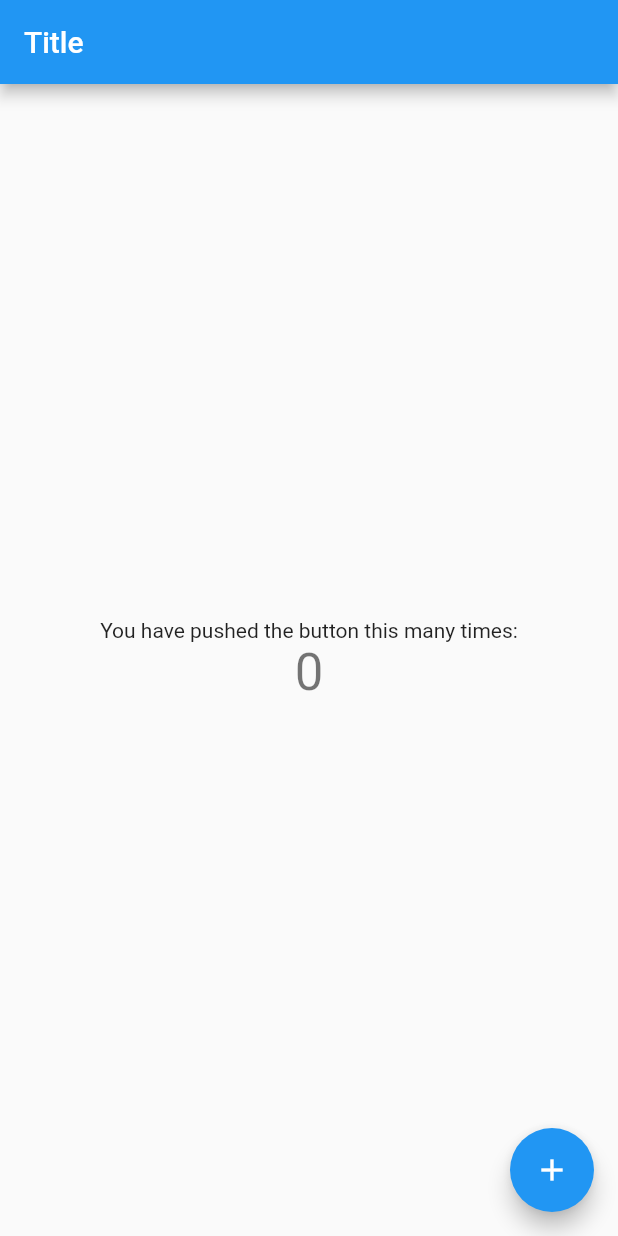
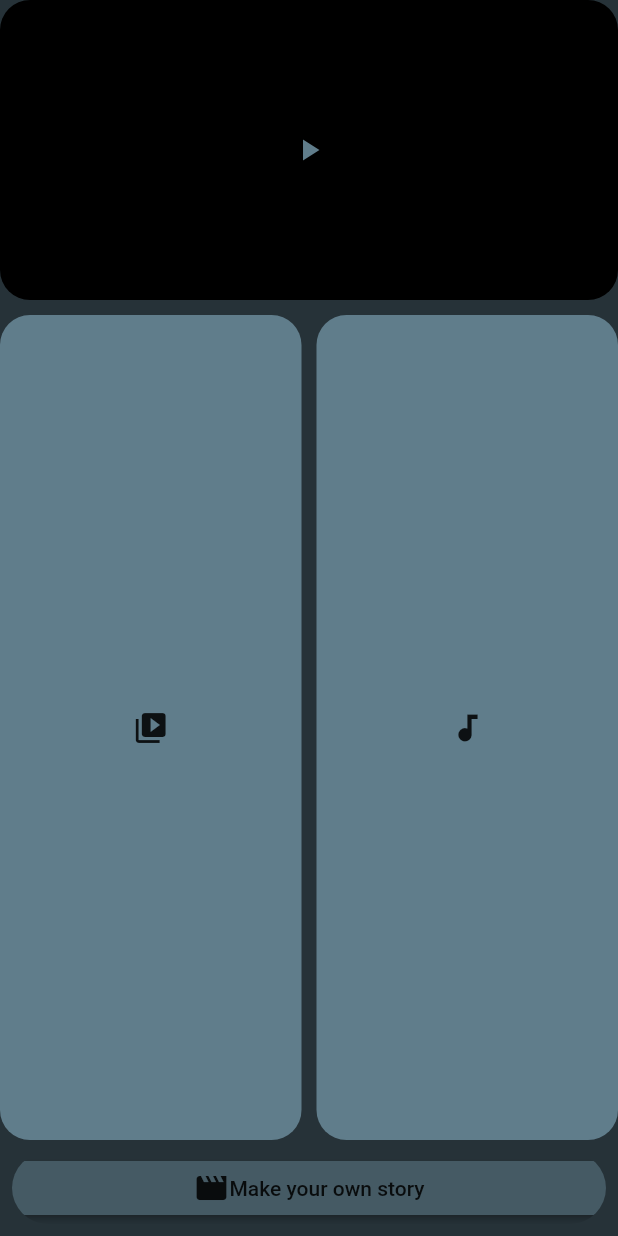
Before and after one commit to Nexer8/story_maker, a Flutter app: the screen it shows after launch, on a phone screen of 412 x 824 dp. Run offline on Flutter 3.47's test engine with Material 2 defaults, Android fonts, the phone set to English and light mode, and no system bars; our stand-ins replace file_picker; missing offline and left inert: export_video_frame, flutter_ffmpeg.

Commit message:
Base functions (#2)
* Implementation of base video and audio processors' functions

* Added invalid parameters checking and a base for tests

* Fixed files' naming convention

```diff
--- a/lib/main.dart
+++ b/lib/main.dart
@@ -1,5 +1,6 @@
+import 'package:flutter/cupertino.dart';
 import 'package:flutter/material.dart';
-import 'package:storymaker/screens/MainScreen.dart';
+import 'package:storymaker/screens/main_screen.dart';
 
 void main() {
   runApp(StoryMaker());
--- a/lib/screens/MainScreen.dart
+++ /dev/null
@@ -1,48 +0,0 @@
-import 'package:flutter/cupertino.dart';
-import 'package:flutter/material.dart';
-import 'package:storymaker/utilities/constants/screensIds.dart';
-
-class MainScreen extends StatefulWidget {
-  static const String id = mainScreenId;
-
-  @override
-  _MainScreenState createState() => _MainScreenState();
-}
-
-class _MainScreenState extends State<MainScreen> {
-  int _counter = 0;
-
-  void _incrementCounter() {
-    setState(() {
-      _counter++;
-    });
-  }
-
-  @override
-  Widget build(BuildContext context) {
-    return Scaffold(
-      appBar: AppBar(
-        title: Text('Title'),
-      ),
-      body: Center(
-        child: Column(
-          mainAxisAlignment: MainAxisAlignment.center,
-          children: <Widget>[
-            Text(
-              'You have pushed the button this many times:',
-            ),
-            Text(
-              '$_counter',
-              style: Theme.of(context).textTheme.headline4,
-            ),
-          ],
-        ),
-      ),
-      floatingActionButton: FloatingActionButton(
-        onPressed: _incrementCounter,
-        tooltip: 'Increment',
-        child: Icon(Icons.add),
-      ), // This trailing comma makes auto-formatting nicer for build methods.
-    );
-  }
-}
--- /dev/null
+++ b/lib/screens/main_screen.dart
@@ -0,0 +1,157 @@
+import 'dart:io';
+
+import 'package:flutter/cupertino.dart';
+import 'package:flutter/material.dart';
+import 'package:flutter/widgets.dart';
+import 'package:path_provider/path_provider.dart';
+import 'package:storymaker/services/audio_processor.dart';
+import 'package:storymaker/services/general_processor.dart';
+import 'package:storymaker/services/video_processor.dart';
+import 'package:storymaker/utilities/files_picker.dart';
+import 'package:storymaker/utilities/constants/screen_ids.dart';
+
+class MainScreen extends StatefulWidget {
+  static const String id = mainScreenId;
+
+  @override
+  _MainScreenState createState() => _MainScreenState();
+}
+
+class _MainScreenState extends State<MainScreen> {
+  GeneralStoryProcessor generalStoryProcessor;
+  AudioProcessor audioProcessor;
+  VideoProcessor videoProcessor;
+
+  void _incrementCounter() {
+    setState(() {});
+  }
+
+  @override
+  Widget build(BuildContext context) {
+    return Scaffold(
+      backgroundColor: Colors.blueGrey[900],
+      body: SafeArea(
+        child: Column(
+          children: <Widget>[
+            InkWell(
+              onTap: () {}, // TODO: Implement player
+              child: Ink(
+                child: ClipRRect(
+                  borderRadius: BorderRadius.circular(20.0),
+                  child: Container(
+                    height: 200.0,
+                    width: double.infinity,
+                    color: Colors.black,
+                    child: Icon(
+                      Icons.play_arrow,
+                      color: Colors.blueGrey,
+                    ),
+                  ),
+                ),
+              ),
+            ),
+            SizedBox(
+              height: 10.0,
+            ),
+            Expanded(
+              child: Container(
+                child: Row(
+                  children: <Widget>[
+                    Expanded(
+                      child: InkWell(
+                        onTap: () async {
+                          print('Video button was pressed');
+                          List<File> videos =
+                              await FilesPicker.pickVideosFromGallery();
+
+                          if (videos != null) {
+                            final Directory appDocumentDir =
+                                await getApplicationDocumentsDirectory();
+                            videoProcessor = VideoProcessor(
+                                videos: videos, appDocumentDir: appDocumentDir);
+                          }
+                        },
+                        child: Ink(
+                          child: Container(
+                            decoration: BoxDecoration(
+                              color: Colors.blueGrey,
+                              borderRadius: BorderRadius.circular(20.0),
+                            ),
+                            height: double.infinity,
+                            width: double.infinity,
+                            child: Icon(Icons.video_library),
+                          ),
+                        ),
+                      ),
+                    ),
+                    SizedBox(
+                      width: 10.0,
+                    ),
+                    Expanded(
+                      child: InkWell(
+                        onTap: () async {
+                          print('Audio button was pressed');
+                          File audio = await FilesPicker.pickAudioFromDevice();
+
+                          if (audio != null) {
+                            final Directory appDocumentDir =
+                                await getApplicationDocumentsDirectory();
+                            audioProcessor = AudioProcessor(
+                                audio: audio, appDocumentDir: appDocumentDir);
+                          }
+                        },
+                        child: Ink(
+                          child: Container(
+                            decoration: BoxDecoration(
+                              color: Colors.blueGrey,
+                              borderRadius: BorderRadius.circular(20.0),
+                            ),
+                            height: double.infinity,
+                            width: double.infinity,
+                            child: Icon(Icons.audiotrack),
+                          ),
+                        ),
+                      ),
+                    ),
+                  ],
+                ),
+              ),
+            ),
+            Padding(
+              padding: const EdgeInsets.all(8.0),
+              child: ClipRRect(
+                borderRadius: BorderRadius.circular(50.0),
+                child: MaterialButton(
+                  onPressed: () async {
+                    print("Create story button has been pressed");
+
+                    if (videoProcessor != null) {
+                      generalStoryProcessor = GeneralStoryProcessor(
+                          this.audioProcessor = audioProcessor,
+                          this.videoProcessor = videoProcessor);
+                      print('General story processor has been created!');
+
+                      await generalStoryProcessor.testFunction();
+                    } else {
+                      print('No processor created');
+                    }
+                  },
+                  child: Container(
+                    child: Row(
+                      mainAxisAlignment: MainAxisAlignment.center,
+                      children: [
+                        Icon(Icons.movie_creation),
+                        Text('Make your own story'),
+                      ],
+                    ),
+                  ),
+                  color: Colors.blueGrey[700],
+                ),
+              ),
+            ),
+          ],
+        ),
+      ),
+    );
+  }
+}
--- /dev/null
+++ b/lib/services/audio_processor.dart
@@ -0,0 +1,32 @@
+import 'dart:io';
+
+import 'package:storymaker/services/file_processor.dart';
+import 'package:storymaker/utilities/constants/error_codes.dart';
+
+class AudioProcessor extends FileProcessor {
+  static int outputId = 0;
+  File audio;
+  Directory appDocumentDir;
+
+  AudioProcessor({this.audio, this.appDocumentDir});
+
+  int getBpmFromAudio(File audio) {
+    if (!audio.existsSync()) {
+      return invalidFile;
+    }
+
+    int bpm;
+
+    return bpm;
+  } // TODO: To implement
+
+  Duration getDurationOfOneBar(int bpm) {
+    if (bpm <= 0) {
+      return null;
+    }
+
+    Duration duration;
+
+    return duration;
+  } // TODO: To implement
+}
--- /dev/null
+++ b/lib/services/file_processor.dart
@@ -0,0 +1,45 @@
+import 'dart:io';
+
+import 'package:flutter_ffmpeg/flutter_ffmpeg.dart'
+    show FlutterFFmpeg, FlutterFFprobe;
+
+class FileProcessor {
+  static final FlutterFFmpeg flutterFFmpeg = FlutterFFmpeg();
+  static final FlutterFFprobe flutterFFprobe = FlutterFFprobe();
+  static int outputId = 0;
+  Directory appDocumentDir;
+
+  static bool isTimePeriodValid(Duration startingPoint, Duration endingPoint) =>
+      startingPoint != null &&
+      endingPoint != null &&
+      !startingPoint.isNegative &&
+      !endingPoint.isNegative &&
+      endingPoint.compareTo(startingPoint) > 0;
+
+  Future<File> trim(
+      File file, Duration startingPoint, Duration endingPoint) async {
+    if (!file.existsSync() || !isTimePeriodValid(startingPoint, endingPoint)) {
+      return null;
+    }
+
+    final String rawDocumentPath = appDocumentDir.path;
+    final String outputPath = rawDocumentPath + "/output${outputId++}.mp4";
+    String commandToExecute =
+        "-i ${file.path} -ss ${startingPoint.toString()} -t ${endingPoint.toString()} -c copy $outputPath";
+
+    int rc = await FileProcessor.flutterFFmpeg.execute(commandToExecute);
+
+    return rc == 0 ? File(outputPath) : null;
+  }
+
+  Future<Duration> getDuration(File file) async {
+    if (!file.existsSync()) {
+      return null;
+    }
+
+    Map info =
+        await FileProcessor.flutterFFprobe.getMediaInformation(file.path);
+
+    return Duration(milliseconds: info['duration']);
+  }
+}
--- /dev/null
+++ b/lib/utilities/constants/error_codes.dart
@@ -0,0 +1,2 @@
+const int invalidFile = -1;
+const int invalidParameters = -2;
--- /dev/null
+++ b/lib/utilities/constants/general_processing_values.dart
@@ -0,0 +1 @@
+const Duration maximalDuration = Duration(seconds: 15);
```
Also changed, not shown: lib/services/AudioProcessor.dart (deleted, +0 -37 lines), lib/services/GeneralProcessor.dart (deleted, +0 -18 lines), lib/services/IFileProcessor.dart (deleted, +0 -9 lines), lib/services/VideoProcessor.dart (deleted, +0 -49 lines), lib/services/general_processor.dart (added, +57 -0 lines), lib/services/video_processor.dart (added, +69 -0 lines), lib/utilities/filesPicker.dart (deleted, +0 -11 lines), lib/utilities/files_picker.dart (added, +24 -0 lines), pubspec.yaml (+6 -2 lines), lib/utilities/constants/screen_ids.dart (renamed from lib/utilities/constants/screensIds.dart), pubspec.lock, 4 other files.
